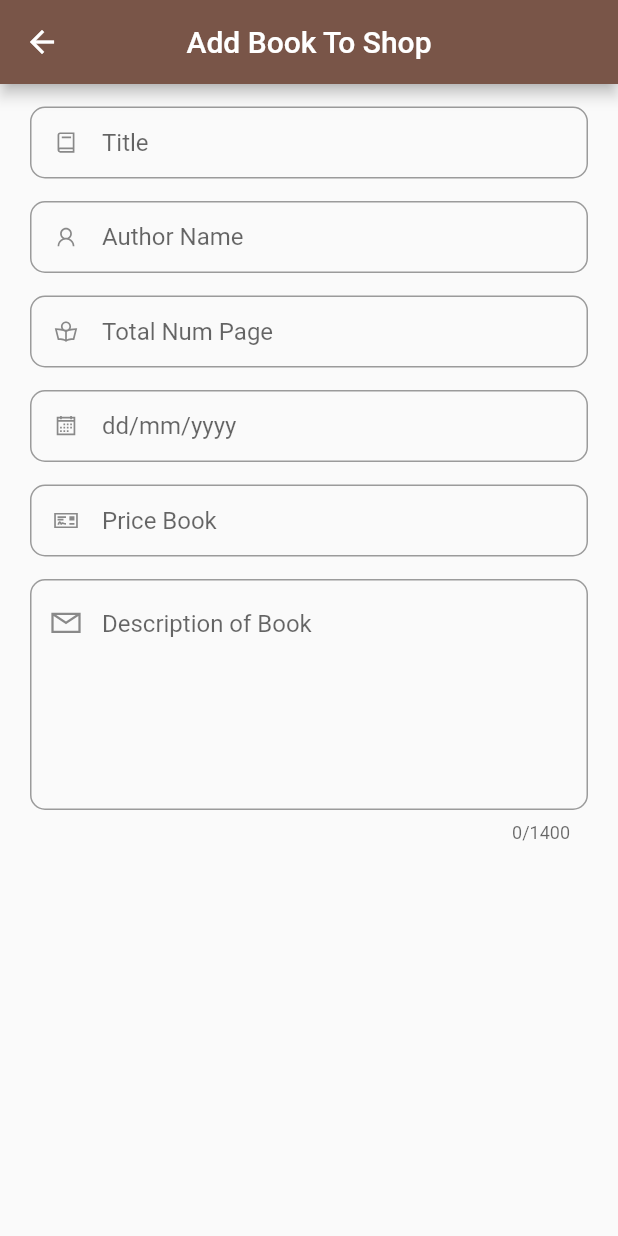
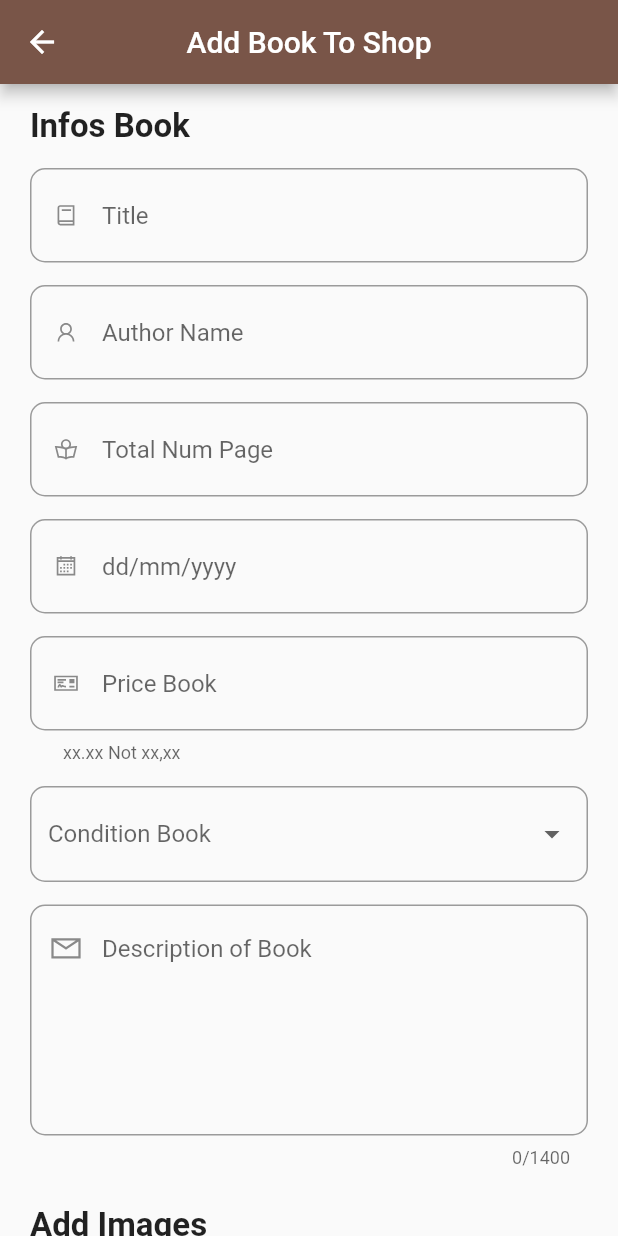
Before and after one commit to amine-jouha/E-BIBLIO, a Flutter app: the BookShop screen opened directly, on a phone screen of 412 x 824 dp. Run offline on Flutter 3.47's test engine with Material 2 defaults, Android fonts, the phone set to English and light mode, and no system bars; our stand-ins replace bottom_navy_bar, cached_network_image, carousel_slider, cloud_firestore, firebase_auth, firebase_core and 10 more; missing offline and left inert: dart:ffi, firebase_app_check, flutter_facebook_auth, twitter_login; accounts and stored records are empty.

Commit message:
e-biblio App

```diff
--- a/lib/AddBookToShop/bookShop.dart
+++ b/lib/AddBookToShop/bookShop.dart
@@ -19,6 +19,14 @@ class _BookShopState extends State<BookShop> {
   final BookDateEditingController = new TextEditingController();
   final PageEditingController = new TextEditingController();
   final PriceEditingController = new TextEditingController();
+  String? _currentSelectedValue;
+
+  var _currencies = [
+    "New",
+    "First Hand",
+    "Little Damage",
+    "Damaged",
+  ];
 
   @override
   Widget build(BuildContext context) {
@@ -46,7 +54,7 @@ class _BookShopState extends State<BookShop> {
           prefixIcon:Icon(LineAwesomeIcons.book,),
           hintText: 'Title',
           isDense: true,
-          contentPadding: const EdgeInsets.symmetric(vertical: 10.0, horizontal: 10.0),
+          contentPadding: const EdgeInsets.symmetric(vertical: 22.0, horizontal: 22.0),
           border: OutlineInputBorder(
               borderRadius: BorderRadius.circular(10)
           )
@@ -78,7 +86,7 @@ class _BookShopState extends State<BookShop> {
           prefixIcon:Icon(LineAwesomeIcons.user),
           hintText: 'Author Name',
           isDense: true,
-          contentPadding: const EdgeInsets.symmetric(vertical: 10.0, horizontal: 10.0),
+          contentPadding: const EdgeInsets.symmetric(vertical: 22.0, horizontal: 22.0),
           border: OutlineInputBorder(
               borderRadius: BorderRadius.circular(10)
           )
@@ -109,7 +117,7 @@ class _BookShopState extends State<BookShop> {
           prefixIcon:Icon(LineAwesomeIcons.calendar),
           hintText: 'dd/mm/yyyy',
           isDense: true,
-          contentPadding: const EdgeInsets.symmetric(vertical: 10.0, horizontal: 10.0),
+          contentPadding: const EdgeInsets.symmetric(vertical: 22.0, horizontal: 22.0),
           border: OutlineInputBorder(
               borderRadius: BorderRadius.circular(10)
           )
@@ -140,7 +148,7 @@ class _BookShopState extends State<BookShop> {
           prefixIcon:Icon(LineAwesomeIcons.book_reader),
           hintText: 'Total Num Page',
           isDense: true,
-          contentPadding: const EdgeInsets.symmetric(vertical: 10.0, horizontal: 10.0),
+          contentPadding: const EdgeInsets.symmetric(vertical: 22.0, horizontal: 22.0),
           border: OutlineInputBorder(
               borderRadius: BorderRadius.circular(10)
           )
@@ -170,8 +178,10 @@ class _BookShopState extends State<BookShop> {
       decoration: InputDecoration(
           prefixIcon:Icon(LineAwesomeIcons.money_check),
           hintText: 'Price Book',
+          helperText: 'xx.xx Not xx,xx',
+          suffixText: '\$',
           isDense: true,
-          contentPadding: const EdgeInsets.symmetric(vertical: 10.0, horizontal: 10.0),
+          contentPadding: const EdgeInsets.symmetric(vertical: 22, horizontal: 22.0),
           border: OutlineInputBorder(
               borderRadius: BorderRadius.circular(10)
           )
@@ -215,6 +225,58 @@ class _BookShopState extends State<BookShop> {
       ),
       // maxLength: 15,
     );
+    // pour la condition du book
+    final Condition = FormField(
+      builder: (FormFieldState<String> state) {
+        return InputDecorator(
+          decoration: InputDecoration(
+              labelStyle: TextStyle(color: Colors.redAccent, fontSize: 14.0),
+              errorStyle: TextStyle(color: Colors.redAccent, fontSize: 16.0),
+              border: OutlineInputBorder(borderRadius: BorderRadius.circular(10))
+          ),
+          isEmpty: _currentSelectedValue == '',
+          child: DropdownButtonHideUnderline(
+            child: DropdownButton<String>(
+              hint: Text('Condition Book'),
+              value: _currentSelectedValue,
+              isDense: true,
+              onChanged: (String? newValue) {
+                setState(() {
+                  _currentSelectedValue = newValue;
+                  state.didChange(newValue);
+                });
+              },
+              items: _currencies.map((String value) {
+                return DropdownMenuItem<String>(
+                  value: value,
+                  child: Text(value),
+                );
+              }).toList(),
+            ),
+          ),
+        );
+      },
+    );
+    // boutton submit
+    final SubmitButton = Material(
+      elevation: 2,
+      borderRadius: BorderRadius.circular(10),
+      color: Colors.brown,
+      child: MaterialButton(
+        padding: EdgeInsets.fromLTRB(20, 15, 20, 15),
+        minWidth: MediaQuery.of(context).size.width,
+        onPressed: () {
+
+        },
+        child: Text(
+          'Submit Book',
+          textAlign: TextAlign.center,
+          style: TextStyle(
+              fontSize: 20, color: Colors.white, fontWeight: FontWeight.bold),
+        ),
+      ),
+    );
+
     return Scaffold(
       appBar: AppBar(
         title: Text('Add Book To Shop'),
@@ -228,6 +290,11 @@ class _BookShopState extends State<BookShop> {
             child: Column(
               children: [
                 SizedBox(height: 15,),
+                Container(
+                  width: MediaQuery.of(context).size.width - 40,
+                    child: Text('Infos Book', style: TextStyle(fontSize: 22, fontWeight: FontWeight.bold),textAlign: TextAlign.start,)
+                ),
+                SizedBox(height: 15,),
                 TitleBook,
                 SizedBox(height: 15,),
                 authorName,
@@ -238,8 +305,76 @@ class _BookShopState extends State<BookShop> {
                 SizedBox(height: 15,),
                 PriceBook,
                 SizedBox(height: 15,),
+                Condition,
+                SizedBox(height: 15,),
                 Description,
-                SizedBox(height: 0,),
+                SizedBox(height: 25,),
+                Container(
+                  width: MediaQuery.of(context).size.width - 40,
+                  child: Column(
+                    crossAxisAlignment: CrossAxisAlignment.start,
+                    mainAxisAlignment: MainAxisAlignment.start,
+                    children: [
+                      Text('Add Images', style: TextStyle(fontWeight: FontWeight.bold, fontSize: 22),),
+                      Text('5 images max', style: TextStyle(fontSize: 10, color: Colors.grey.shade700),),
+                      SizedBox(height: 15,),
+                      Row(
+                        children: [
+                          Container(
+                            height: 60,
+                            width: 60,
+                            decoration: BoxDecoration(
+                                border: Border.all(color: Colors.grey),
+                                color: Colors.white,
+                                borderRadius: BorderRadius.circular(10)
+                            ),
+                            child: Center(child: Icon(LineAwesomeIcons.image_1, color: Colors.grey,)),
+                          ),
+                          SizedBox(width: 5,),
+                          Container(
+                            height: 60,
+                            width: 60,
+                            decoration: BoxDecoration(
+                                border: Border.all(color: Colors.grey),
+                                color: Colors.white,
+                                borderRadius: BorderRadius.circular(10)
+                            ),
+                            child: Center(child: Icon(LineAwesomeIcons.image_1, color: Colors.grey,)),
+                          ),
+                          SizedBox(width: 5,),
+                          Container(
+                            height: 60,
+                            width: 60,
+                            decoration: BoxDecoration(
+                                border: Border.all(color: Colors.grey),
+                                color: Colors.white,
+                                borderRadius: BorderRadius.circular(10)
+                            ),
+                            child: Center(child: Icon(LineAwesomeIcons.image_1, color: Colors.grey,)),
+                          ),
+                          SizedBox(width: 5,),
+                          Container(
+                            height: 60,
+                            width: 60,
+                            decoration: BoxDecoration(
+                              border: Border.all(color: Colors.grey),
+                                color: Colors.white,
+                                borderRadius: BorderRadius.circular(10)
+                            ),
+                            child: Center(child: Icon(LineAwesomeIcons.plus, color: Colors.grey.shade600,)),
+                          ),
+                          SizedBox(width: 5,),
+
+                        ],
+                      ),
+                    ],
+                  ),
+                ),
+                SizedBox(height: 25,),
+                SubmitButton,
+                SizedBox(height: 25,),
+
+
               ],
             ),
           ),
```
